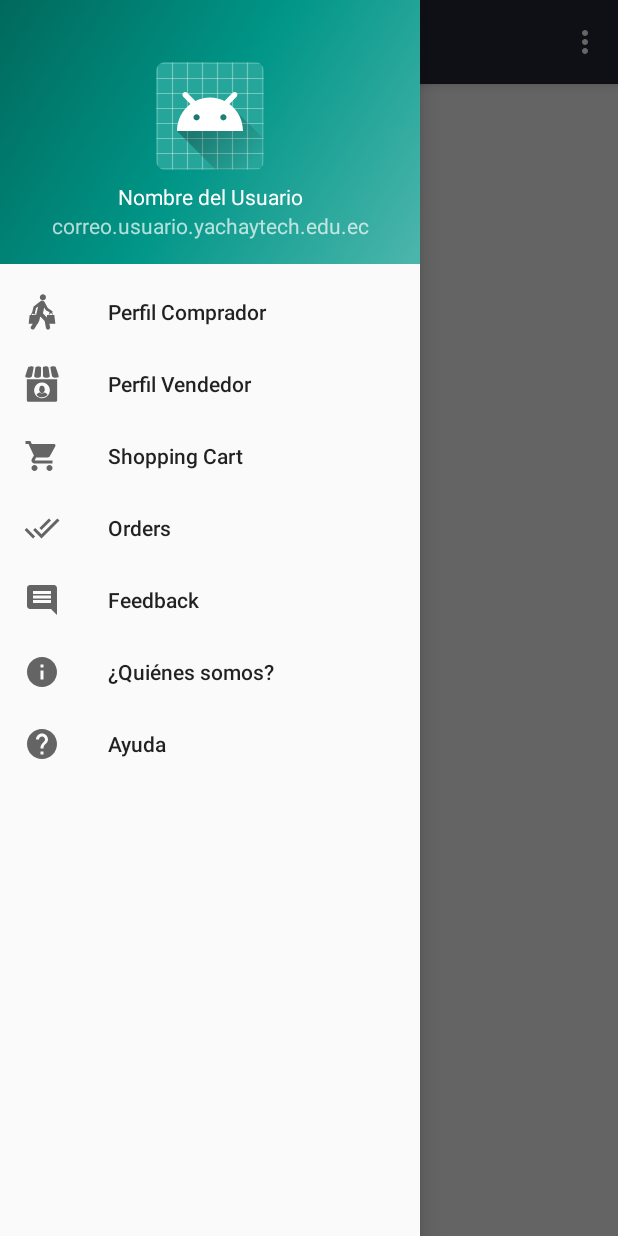
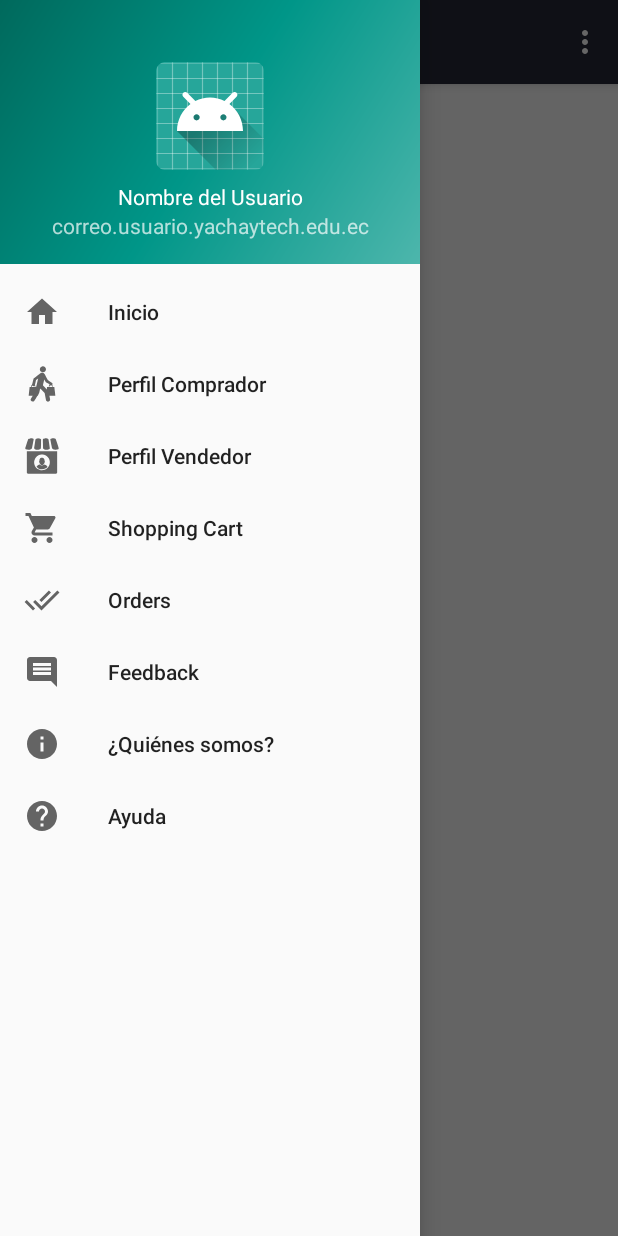
Before and after one commit to andriov/FoodStoreApp, an Android app: the LateralMenu screen opened directly, with no data from a screen before it, with the side drawer open, on a phone screen of 412 x 824 dp. Run offline under Robolectric (Android 15) with nearby library versions, the phone set to English and light mode, and no system bars; libraries missing offline, so code that uses them is left out: com.example.foodstorewebservice; 2 statements that could not run were skipped.

Commit message:
Final App

```diff
--- a/app/src/main/AndroidManifest.xml
+++ b/app/src/main/AndroidManifest.xml
@@ -32,7 +32,8 @@
             android:name=".LateralMenu"
             android:label="@string/title_activity_lateral_menu"
             android:theme="@style/AppTheme" />
-        <activity android:name=".SellerProfile"></activity>
+        <activity android:name=".SellerProfile" />
+        <activity android:name=".Home"></activity>
     </application>
 
 </manifest>
--- /dev/null
+++ b/app/src/main/java/com/example/hugo/yachayfood/FragmentHome.java
@@ -0,0 +1,76 @@
+package com.example.hugo.yachayfood;
+
+import android.content.Intent;
+import android.os.Bundle;
+import android.os.StrictMode;
+import android.support.annotation.NonNull;
+import android.support.annotation.Nullable;
+import android.support.v4.app.Fragment;
+import android.util.Log;
+import android.view.LayoutInflater;
+import android.view.View;
+import android.view.ViewGroup;
+import android.widget.ArrayAdapter;
+import android.widget.ListView;
+import android.widget.Toast;
+
+import com.example.foodstorewebservice.OpenConnection;
+
+import java.io.IOException;
+import java.net.MalformedURLException;
+import java.util.ArrayList;
+
+public class FragmentHome extends Fragment {
+
+    //Creation of connection
+    private OpenConnection openConnection = new OpenConnection();
+    //Here I create an array list of string which will store the names of the products readed from the GET Method
+    private ArrayList<String> product = new ArrayList<>();
+    //This variable will allow me to add the products to the ListView in activity Perfil Vendedor
+    private ListView list;
+
+
+    //To save the list of products that can be deleted
+    String[] listOfProductsThatCanBeDeleted;
+    //Here we declare an array that will tell me which products are going to be deleted
+    boolean[] checkedItems;
+    //Here we save the position of the selected items for deletion
+    ArrayList<Integer> positionOfProductsForElimination = new ArrayList<>();
+
+    public View onCreateView(@NonNull LayoutInflater inflater, @Nullable ViewGroup container, @Nullable Bundle savedInstanceState) {
+        View view = inflater.inflate(R.layout.activity_home, null);
+        //Let connection in main thread
+        StrictMode.ThreadPolicy policy = new StrictMode.ThreadPolicy.Builder().permitAll().build();
+        StrictMode.setThreadPolicy(policy);
+        //This is the list view in the activity_home that will show us all the products as a list
+        list = (ListView) view.findViewById(R.id.listView2);
+        //Insertion of URL "https://api.myjson.com/bins/t48pz"
+        openConnection.setUrl("http://192.168.43.168:8000/rest/productos");
+        try {
+            //Obtain Json array of products
+            String result = openConnection.obtenerDatos();
+            //Creation of array list of products
+            product = openConnection.json_array(result,"name");
+            //Here we adapt our list of products to an ArrayAdapter in order to could carry them to our listview in our activity_home
+            ArrayAdapter arrayAdapter = new ArrayAdapter(getContext(),android.R.layout.simple_list_item_1, product);
+            //Here we carry our products to our List View in our activity_home
+            list.setAdapter(arrayAdapter);
+        } catch (MalformedURLException e) {
+            Log.d("error numero 1", "problema numero 1 no se pudo conectar");
+            e.printStackTrace();
+            Toast.makeText(getContext(),"Connection problems",Toast.LENGTH_LONG).show();
+        } catch (IOException e) {
+            Log.d("error numero 2", "problema numero 2 no se pudo conectar");
+            Toast.makeText(getContext(),"Connection problems",Toast.LENGTH_LONG).show();
+            e.printStackTrace();
+        }
+
+        return view;
+    }
+
+    @Override
+    public void onViewCreated(@NonNull View view, @Nullable Bundle savedInstanceState) {
+        super.onViewCreated(view, savedInstanceState);
+        getActivity().setTitle("Food Store Home");
+    }
+}
--- a/app/src/main/java/com/example/hugo/yachayfood/LateralMenu.java
+++ b/app/src/main/java/com/example/hugo/yachayfood/LateralMenu.java
@@ -15,6 +15,8 @@ import android.view.MenuItem;
 public class LateralMenu extends AppCompatActivity
         implements NavigationView.OnNavigationItemSelectedListener {
 
+    Fragment fragment = null;
+
     @Override
     protected void onCreate(Bundle savedInstanceState) {
         super.onCreate(savedInstanceState);
@@ -30,6 +32,11 @@ public class LateralMenu extends AppCompatActivity
 
         NavigationView navigationView = (NavigationView) findViewById(R.id.nav_view);
         navigationView.setNavigationItemSelectedListener(this);
+
+        fragment = new FragmentHome();
+        FragmentTransaction ft = getSupportFragmentManager().beginTransaction();
+        ft.replace(R.id.screen_frame_area, fragment);
+        ft.commit();
     }
 
     @Override
@@ -67,8 +74,6 @@ public class LateralMenu extends AppCompatActivity
     @SuppressWarnings("StatementWithEmptyBody")
     @Override
     public boolean onNavigationItemSelected(MenuItem item) {
-        // Handle navigation view item clicks here.
-        Fragment fragment = null;
 
         // Handle navigation view item clicks here.
         int id = item.getItemId();
@@ -79,6 +84,9 @@ public class LateralMenu extends AppCompatActivity
             fragment = new FragmentSellerProfile();
             //Intent intent = new Intent(this, SellerProfile.class);
             //startActivity(intent);
+        } else if (id == R.id.nav_home) {
+            fragment = new FragmentHome();
+
         } else if (id == R.id.nav_shopping_cart) {
 
         } else if (id == R.id.nav_orders) {
--- /dev/null
+++ b/app/src/main/res/drawable/ic_home_black.xml
@@ -0,0 +1,9 @@
+<vector xmlns:android="http://schemas.android.com/apk/res/android"
+        android:width="24dp"
+        android:height="24dp"
+        android:viewportWidth="24.0"
+        android:viewportHeight="24.0">
+    <path
+        android:fillColor="#FF000000"
+        android:pathData="M10,20v-6h4v6h5v-8h3L12,3 2,12h3v8z"/>
+</vector>
--- a/app/src/main/res/menu/activity_lateral_menu_drawer.xml
+++ b/app/src/main/res/menu/activity_lateral_menu_drawer.xml
@@ -4,6 +4,10 @@
     tools:showIn="navigation_view">
 
     <group android:checkableBehavior="single">
+        <item
+            android:id="@+id/nav_home"
+            android:icon="@drawable/ic_home_black"
+            android:title="Inicio"/>
         <item
             android:id="@+id/nav_shopper"
             android:icon="@drawable/ic_shopper"
```
Also changed, not shown: app/src/main/java/com/example/hugo/yachayfood/Home.java (added, +13 -0 lines), app/src/main/res/layout/activity_home.xml (added, +17 -0 lines).
